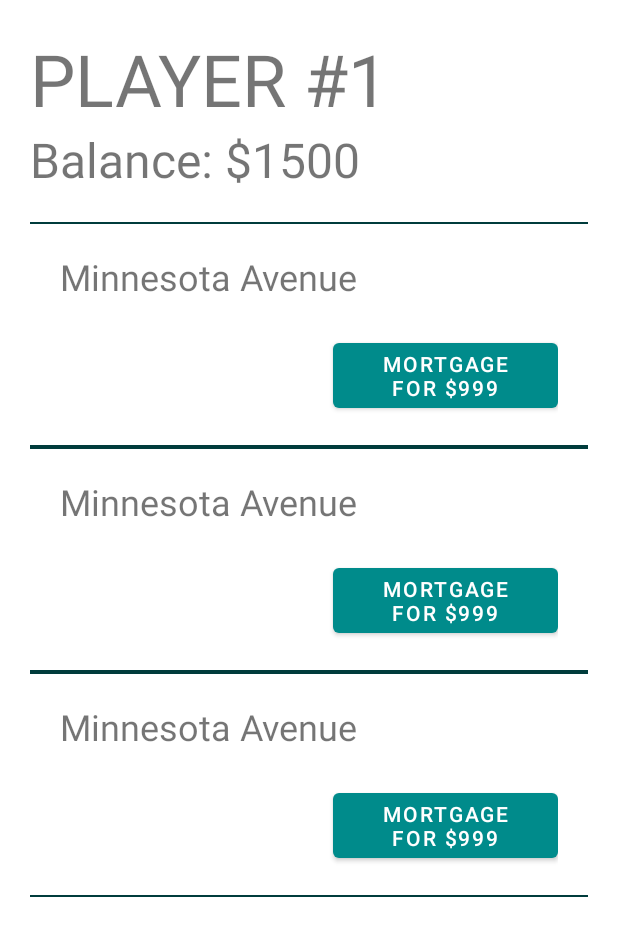
After one commit to vstambolic/monopoly, an Android app: the layout fragment_player_info.xml on its own in the app's theme, with its tools: preview values and no code run, on a phone screen of 412 x 824 dp. The commit adds this screen. Shown: the top 936 px of the screen. Run offline under Robolectric (Android 15) with nearby library versions, the phone set to English and light mode, and no system bars.

Commit message:
Added player info fragment.

```diff
--- a/app/src/main/java/com/example/monopoly/game/engine/fields/Field.java
+++ b/app/src/main/java/com/example/monopoly/game/engine/fields/Field.java
@@ -46,7 +46,7 @@ public abstract class Field implements Serializable {
         fields[25] = new RailroadField(25,"B. & O. RAILROAD");
         fields[26] = new PropertyField(26,"ATLANTIC AVENUE",5,3,260,22,55,new int[]{110,330,800,975},1150,150,300);
         fields[27] = new PropertyField(27,"VENTNOR AVENUE",5,3,260,22,55,new int[]{110,330,800,975},1150,150,300);
-        fields[28] = new UtilityField(28,"Start");
+        fields[28] = new UtilityField(28,"WATER WORKS");
         fields[29] = new PropertyField(29,"MARVIN GARDENS",5,3,280,24,60,new int[]{120,360,850,1025},1200,150,300);
 
         fields[30] = new GoToJailField(30,"GO TO JAIL");
--- a/app/src/main/java/com/example/monopoly/game/fragments/UtilityFragment.java
+++ b/app/src/main/java/com/example/monopoly/game/fragments/UtilityFragment.java
@@ -33,7 +33,7 @@ public class UtilityFragment extends ControllerFragment {
     }
 
     public void initView() {
-
+        super.initView();
         UtilityField utilityField = (UtilityField)this.field;
 
         this.binding.fieldLabelTextview.setText(utilityField.getLabel());
--- a/app/src/main/java/com/example/monopoly/history/HistoryAdapter.java
+++ b/app/src/main/java/com/example/monopoly/history/HistoryAdapter.java
@@ -22,10 +22,6 @@ public class HistoryAdapter extends RecyclerView.Adapter<HistoryAdapter.HistoryV
 
     private final MainActivity mainActivity;
     private List<GameHistory> gameHistoryList = new ArrayList<>();
-
-    public HistoryAdapter() {
-        this.mainActivity=null;
-    }
 
     public HistoryAdapter(MainActivity mainActivity) {
         this.mainActivity = mainActivity;
--- a/app/src/main/java/com/example/monopoly/history/HistoryFragment.java
+++ b/app/src/main/java/com/example/monopoly/history/HistoryFragment.java
@@ -20,7 +20,6 @@ import java.util.List;
 
 
 public class HistoryFragment extends Fragment {
-
 
     private FragmentHistoryBinding binding;
     private MainActivity mainActivity;
@@ -62,9 +61,6 @@ public class HistoryFragment extends Fragment {
         return binding.getRoot();
     }
 
-    public void onViewCreated(@NonNull View view, Bundle savedInstanceState) {
-        super.onViewCreated(view, savedInstanceState);
-    }
 
     @Override
     public void onDestroyView() {
--- /dev/null
+++ b/app/src/main/res/layout/fragment_player_info.xml
@@ -0,0 +1,41 @@
+<?xml version="1.0" encoding="utf-8"?>
+<androidx.constraintlayout.widget.ConstraintLayout xmlns:android="http://schemas.android.com/apk/res/android"
+    xmlns:tools="http://schemas.android.com/tools"
+    android:layout_width="match_parent"
+    android:layout_height="match_parent"
+    xmlns:app="http://schemas.android.com/apk/res-auto"
+    tools:context=".game.player_info.PlayerInfoFragment"
+    android:padding="20dp"
+    >
+
+    <TextView
+        app:layout_constraintTop_toTopOf="parent"
+        app:layout_constraintLeft_toLeftOf="parent"
+        app:layout_constraintRight_toRightOf="parent"
+        android:id="@+id/player_name_textview"
+        android:textSize="@dimen/h1"
+        android:layout_width="match_parent"
+        android:layout_height="wrap_content"
+        tools:text="PLAYER #1" />
+
+    <TextView
+        android:id="@+id/player_balance"
+        tools:text="Balance: $1500"
+        android:textSize="@dimen/h2"
+        android:layout_width="match_parent"
+        android:layout_height="wrap_content"
+        app:layout_constraintTop_toBottomOf="@id/player_name_textview"
+        app:layout_constraintLeft_toLeftOf="parent"
+        app:layout_constraintRight_toRightOf="parent" />
+
+    <androidx.recyclerview.widget.RecyclerView
+        android:id="@+id/recycler_view"
+        android:layout_width="match_parent"
+        android:layout_height="0dp"
+        android:layout_marginTop="20dp"
+        app:layout_constraintBottom_toBottomOf="parent"
+        app:layout_constraintTop_toBottomOf="@id/player_balance"
+        tools:listitem="@layout/view_holder_property"
+        />
+
+</androidx.constraintlayout.widget.ConstraintLayout>
--- /dev/null
+++ b/app/src/main/res/layout/view_holder_property.xml
@@ -0,0 +1,55 @@
+<?xml version="1.0" encoding="utf-8"?>
+
+<LinearLayout
+    xmlns:android="http://schemas.android.com/apk/res/android"
+    xmlns:tools="http://schemas.android.com/tools"
+    android:layout_width="match_parent"
+    android:layout_height="wrap_content"
+    android:orientation="vertical"
+    android:padding="20dp"
+    android:background="@drawable/bottom_border">
+
+    <TextView
+        android:id="@+id/property_name_textview"
+        android:layout_width="wrap_content"
+        android:layout_height="wrap_content"
+        android:textSize="@dimen/h3"
+        tools:text="Minnesota Avenue" />
+
+    <TextView
+        android:id="@+id/property_description_textview"
+        android:layout_width="match_parent"
+        android:layout_height="wrap_content"
+        android:textSize="@dimen/h4" />
+
+    <LinearLayout
+        android:orientation="vertical"
+        android:layout_width="match_parent"
+        android:layout_height="wrap_content">
+
+        <Button
+            android:visibility="gone"
+            android:layout_marginBottom="10dp"
+            android:layout_gravity="right"
+            android:id="@+id/sell_house_button"
+            tools:text="SELL HOUSE FOR $555"
+            android:layout_width="@dimen/button_width"
+            android:layout_height="wrap_content"/>
+
+        <Button
+            android:visibility="gone"
+
+            android:layout_marginBottom="10dp"
+            android:layout_gravity="right"
+            android:id="@+id/sell_hotel_button"
+            tools:text="SELL HOTEL FOR $555"
+            android:layout_width="@dimen/button_width"
+            android:layout_height="wrap_content"/>
+        <Button
+            android:layout_gravity="right"
+            tools:text="MORTGAGE FOR $999"
+            android:id="@+id/mortgage_button"
+            android:layout_width="@dimen/button_width"
+            android:layout_height="wrap_content"/>
+    </LinearLayout>
+</LinearLayout>
```
Also changed, not shown: app/src/main/java/com/example/monopoly/game/GameFragment.java (+13 -1 lines), app/src/main/java/com/example/monopoly/game/engine/Player.java (+9 -0 lines), app/src/main/java/com/example/monopoly/game/engine/fields/OwnableField.java (added, +35 -0 lines), app/src/main/java/com/example/monopoly/game/engine/fields/PropertyField.java (+30 -19 lines), app/src/main/java/com/example/monopoly/game/engine/fields/RailroadField.java (+15 -9 lines), app/src/main/java/com/example/monopoly/game/engine/fields/UtilityField.java (+17 -16 lines), app/src/main/java/com/example/monopoly/game/player_info/PlayerInfoFragment.java (added, +75 -0 lines), app/src/main/java/com/example/monopoly/game/player_info/PlayerPropertiesAdapter.java (added, +135 -0 lines), app/src/main/res/navigation/nav_graph.xml (+12 -0 lines).
